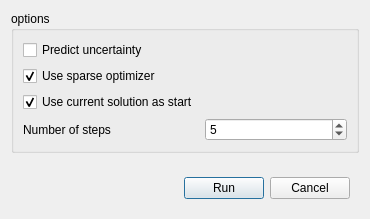
Old version of the form libs/gui/sparsesolverconfigdialog.ui in the repository french-paragon/steviapp.
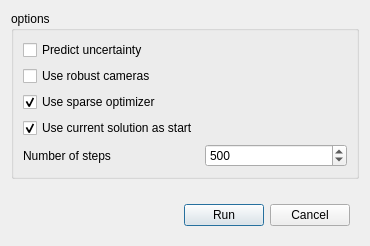
New version of the form. Custom widgets are drawn as their Qt base class.

Commit message:
Robust projection function for pinhole cameras
Allow the user to use a spherical approximation of the pinhole camera
model, which can project points anywhere, even behind the camera.

What changed in the file:
```diff
--- a/libs/gui/sparsesolverconfigdialog.ui
+++ b/libs/gui/sparsesolverconfigdialog.ui
@@ -7,7 +7,7 @@
     <x>0</x>
     <y>0</y>
     <width>370</width>
-    <height>219</height>
+    <height>246</height>
    </rect>
   </property>
   <property name="sizePolicy">
@@ -32,10 +32,10 @@
          <number>1</number>
         </property>
         <property name="maximum">
-         <number>999</number>
+         <number>9999</number>
         </property>
         <property name="value">
-         <number>5</number>
+         <number>500</number>
         </property>
        </widget>
       </item>
@@ -76,6 +76,16 @@
         </property>
        </widget>
       </item>
+      <item row="1" column="0">
+       <widget class="QCheckBox" name="useRobustCameraCheckBox">
+        <property name="toolTip">
+         <string>&lt;html&gt;&lt;head/&gt;&lt;body&gt;&lt;p&gt;Use robust cameras, e.g., replace pinhole cameras with a spherical approximation, biasing the error function but ensuring that the projection function is defined for any geometric configuration, even when the point is behind the camera.&lt;/p&gt;&lt;/body&gt;&lt;/html&gt;</string>
+        </property>
+        <property name="text">
+         <string>Use robust cameras</string>
+        </property>
+       </widget>
+      </item>
      </layout>
     </widget>
    </item>
```
The commit also changes 10 other files.
